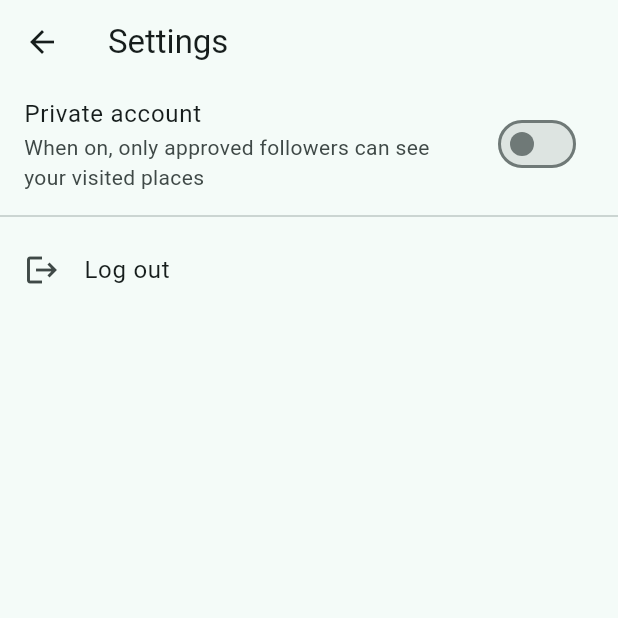
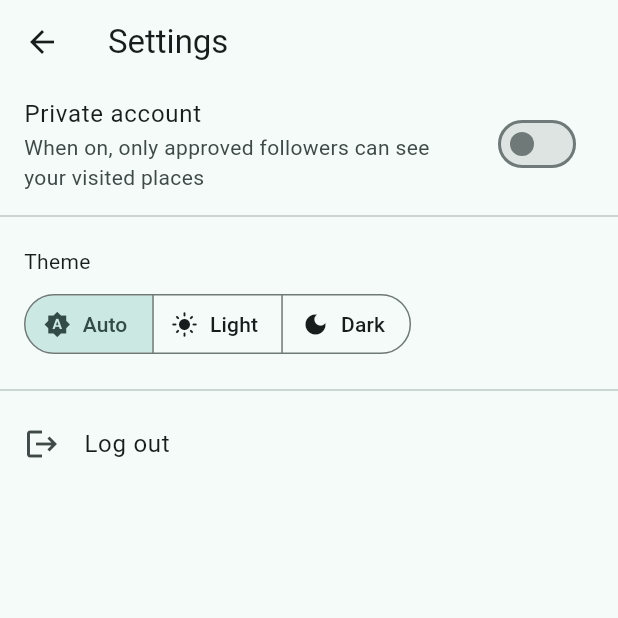
Before and after one commit to lmdoyle/oh-the-places-ive-been, a Flutter app: the screen it shows once a user with an empty profile is signed in, item 4 of the bottom bar chosen, after a tap on the "settings" icon, on a phone screen of 412 x 824 dp, the top half of it. Run offline on Flutter 3.47's test engine with Material 3 defaults, Android fonts, the phone set to English and light mode, and no system bars; our stand-ins replace cached_network_image, cloud_firestore, firebase_auth, firebase_core, flutter_map, google_mobile_ads and 4 more; accounts and stored records are empty; network calls fail.

Commit message:
Add dark mode toggle (Auto/Light/Dark) with persistence
Co-Authored-By: Claude Sonnet 5 <noreply@anthropic.com>

```diff
--- a/lib/main.dart
+++ b/lib/main.dart
@@ -5,11 +5,13 @@ import 'package:google_mobile_ads/google_mobile_ads.dart';
 import 'firebase_options.dart';
 import 'screens/auth/sign_in_screen.dart';
 import 'screens/main_nav_shell.dart';
+import 'services/theme_service.dart';
 
 Future<void> main() async {
   WidgetsFlutterBinding.ensureInitialized();
   await Firebase.initializeApp(options: DefaultFirebaseOptions.currentPlatform);
   MobileAds.instance.initialize();
+  await ThemeService.load();
   runApp(const OhThePlacesIveBeenApp());
 }
 
@@ -18,18 +20,37 @@ class OhThePlacesIveBeenApp extends StatelessWidget {
 
   @override
   Widget build(BuildContext context) {
+    return ValueListenableBuilder<ThemeMode>(
+      valueListenable: ThemeService.themeMode,
+      builder: (context, mode, _) {
         return MaterialApp(
           title: "Oh the Places I've Been",
-      theme: ThemeData(colorSchemeSeed: Colors.teal, useMaterial3: true),
+          theme: ThemeData(
+            colorSchemeSeed: Colors.teal,
+            useMaterial3: true,
+            brightness: Brightness.light,
+          ),
+          darkTheme: ThemeData(
+            colorSchemeSeed: Colors.teal,
+            useMaterial3: true,
+            brightness: Brightness.dark,
+          ),
+          themeMode: mode,
           home: StreamBuilder<User?>(
             stream: FirebaseAuth.instance.authStateChanges(),
             builder: (context, snapshot) {
               if (snapshot.connectionState == ConnectionState.waiting) {
-            return const Scaffold(body: Center(child: CircularProgressIndicator()));
+                return const Scaffold(
+                  body: Center(child: CircularProgressIndicator()),
+                );
               }
-          return snapshot.hasData ? const MainNavShell() : const SignInScreen();
+              return snapshot.hasData
+                  ? const MainNavShell()
+                  : const SignInScreen();
             },
           ),
         );
+      },
+    );
   }
 }
--- a/lib/screens/settings/settings_screen.dart
+++ b/lib/screens/settings/settings_screen.dart
@@ -1,6 +1,7 @@
 import 'package:flutter/material.dart';
 import '../../models/app_user.dart';
 import '../../services/auth_service.dart';
+import '../../services/theme_service.dart';
 import '../../services/user_service.dart';
 import '../auth/sign_in_screen.dart';
 
@@ -24,7 +25,8 @@ class SettingsScreen extends StatelessWidget {
                     SwitchListTile(
                       title: const Text('Private account'),
                       subtitle: const Text(
-                          'When on, only approved followers can see your visited places'),
+                        'When on, only approved followers can see your visited places',
+                      ),
                       value: user.isPrivate,
                       onChanged: (value) => UserService.createUserProfile(
                         AppUser(
@@ -40,6 +42,48 @@ class SettingsScreen extends StatelessWidget {
                       ),
                     ),
                     const Divider(),
+                    Padding(
+                      padding: const EdgeInsets.symmetric(
+                        horizontal: 16,
+                        vertical: 12,
+                      ),
+                      child: Column(
+                        crossAxisAlignment: CrossAxisAlignment.start,
+                        children: [
+                          const Text('Theme'),
+                          const SizedBox(height: 8),
+                          ValueListenableBuilder<ThemeMode>(
+                            valueListenable: ThemeService.themeMode,
+                            builder: (context, mode, _) {
+                              return SegmentedButton<ThemeMode>(
+                                segments: const [
+                                  ButtonSegment(
+                                    value: ThemeMode.system,
+                                    icon: Icon(Icons.brightness_auto),
+                                    label: Text('Auto'),
+                                  ),
+                                  ButtonSegment(
+                                    value: ThemeMode.light,
+                                    icon: Icon(Icons.light_mode),
+                                    label: Text('Light'),
+                                  ),
+                                  ButtonSegment(
+                                    value: ThemeMode.dark,
+                                    icon: Icon(Icons.dark_mode),
+                                    label: Text('Dark'),
+                                  ),
+                                ],
+                                selected: {mode},
+                                showSelectedIcon: false,
+                                onSelectionChanged: (selected) =>
+                                    ThemeService.setThemeMode(selected.first),
+                              );
+                            },
+                          ),
+                        ],
+                      ),
+                    ),
+                    const Divider(),
                     ListTile(
                       title: const Text('Log out'),
                       leading: const Icon(Icons.logout),
@@ -47,7 +91,9 @@ class SettingsScreen extends StatelessWidget {
                         await AuthService.signOut();
                         if (context.mounted) {
                           Navigator.of(context).pushAndRemoveUntil(
-                            MaterialPageRoute(builder: (_) => const SignInScreen()),
+                            MaterialPageRoute(
+                              builder: (_) => const SignInScreen(),
+                            ),
                             (route) => false,
                           );
                         }
--- /dev/null
+++ b/lib/services/theme_service.dart
@@ -0,0 +1,25 @@
+import 'package:flutter/material.dart';
+import 'package:shared_preferences/shared_preferences.dart';
+
+class ThemeService {
+  static const _prefsKey = 'themeMode';
+
+  static final ValueNotifier<ThemeMode> themeMode = ValueNotifier(
+    ThemeMode.system,
+  );
+
+  static Future<void> load() async {
+    final prefs = await SharedPreferences.getInstance();
+    themeMode.value = switch (prefs.getString(_prefsKey)) {
+      'light' => ThemeMode.light,
+      'dark' => ThemeMode.dark,
+      _ => ThemeMode.system,
+    };
+  }
+
+  static Future<void> setThemeMode(ThemeMode mode) async {
+    themeMode.value = mode;
+    final prefs = await SharedPreferences.getInstance();
+    await prefs.setString(_prefsKey, mode.name);
+  }
+}
--- a/pubspec.yaml
+++ b/pubspec.yaml
@@ -47,6 +47,7 @@ dependencies:
   intl: ^0.19.0
   cached_network_image: ^3.4.1
   uuid: ^4.5.1
+  shared_preferences: ^2.3.0
 
 dev_dependencies:
   flutter_test:
```
Also changed, not shown: pubspec.lock, 1 other file. Lines whose indentation alone changed are shown as unchanged.
